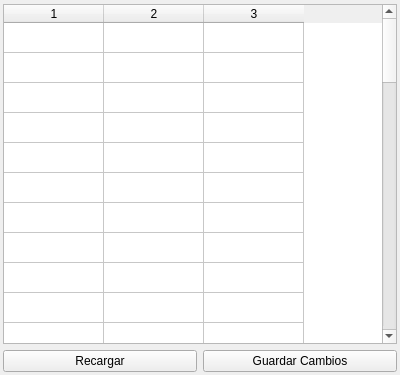
GonzaloHernandez/jpbilling, file homeswindow.ui: the form before one commit.
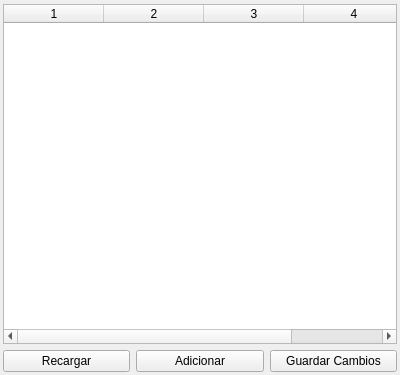
The form after the commit.

Commit message: House add option and start with account modified

```diff
--- a/homeswindow.ui
+++ b/homeswindow.ui
@@ -29,63 +29,15 @@
    <item>
     <widget class="QTableWidget" name="table_homes">
      <property name="rowCount">
-      <number>49</number>
+      <number>0</number>
      </property>
      <property name="columnCount">
-      <number>3</number>
+      <number>4</number>
      </property>
      <attribute name="verticalHeaderVisible">
       <bool>false</bool>
      </attribute>
-     <row/>
-     <row/>
-     <row/>
-     <row/>
-     <row/>
-     <row/>
-     <row/>
-     <row/>
-     <row/>
-     <row/>
-     <row/>
-     <row/>
-     <row/>
-     <row/>
-     <row/>
-     <row/>
-     <row/>
-     <row/>
-     <row/>
-     <row/>
-     <row/>
-     <row/>
-     <row/>
-     <row/>
-     <row/>
-     <row/>
-     <row/>
-     <row/>
-     <row/>
-     <row/>
-     <row/>
-     <row/>
-     <row/>
-     <row/>
-     <row/>
-     <row/>
-     <row/>
-     <row/>
-     <row/>
-     <row/>
-     <row/>
-     <row/>
-     <row/>
-     <row/>
-     <row/>
-     <row/>
-     <row/>
-     <row/>
-     <row/>
+     <column/>
      <column/>
      <column/>
      <column/>
@@ -100,6 +52,13 @@
        </property>
       </widget>
      </item>
+     <item>
+      <widget class="QPushButton" name="button_add">
+       <property name="text">
+        <string>Adicionar</string>
+       </property>
+      </widget>
+     </item>
      <item>
       <widget class="QPushButton" name="button_save">
        <property name="text">
```
The commit also changes 2 other files.
